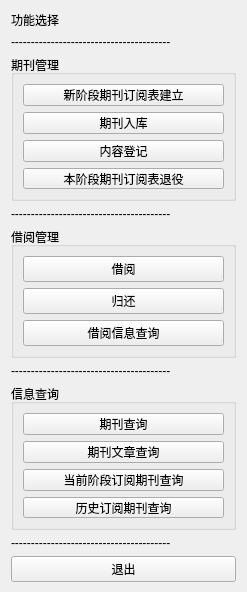
Above: form.ui from DEVILcong/SoftEng before the change. Below: the same form after it.
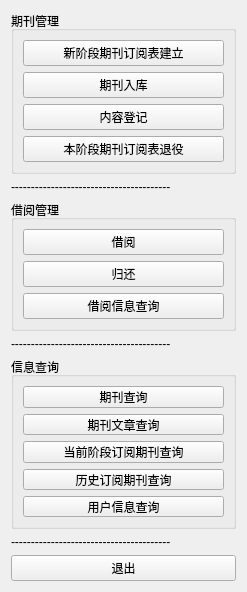
That is the form after the change.

Diff of the .ui file:
```diff
--- a/form.ui
+++ b/form.ui
@@ -26,20 +26,6 @@
    <string>功能</string>
   </property>
   <layout class="QVBoxLayout" name="verticalLayout_4">
-   <item>
-    <widget class="QLabel" name="label">
-     <property name="text">
-      <string>功能选择</string>
-     </property>
-    </widget>
-   </item>
-   <item>
-    <widget class="QLabel" name="label_3">
-     <property name="text">
-      <string>----------------------------------------</string>
-     </property>
-    </widget>
-   </item>
    <item>
     <widget class="QGroupBox" name="groupBox_3">
      <property name="title">
@@ -155,6 +141,13 @@
         </property>
        </widget>
       </item>
+      <item>
+       <widget class="QPushButton" name="pushButton_13">
+        <property name="text">
+         <string>用户信息查询</string>
+        </property>
+       </widget>
+      </item>
      </layout>
     </widget>
    </item>
```
